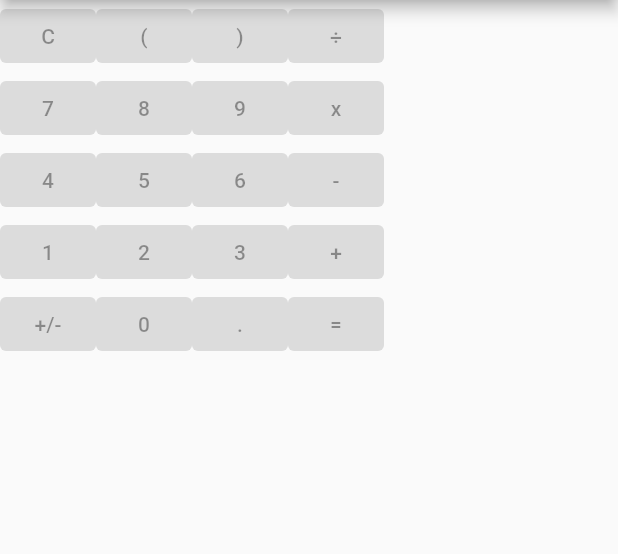
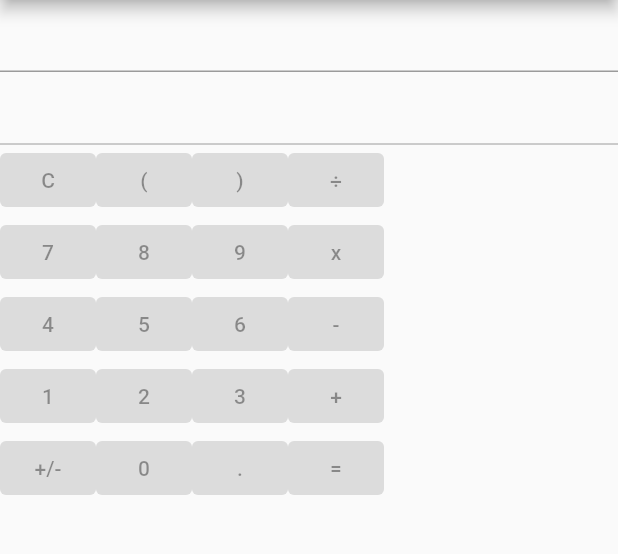
Before and after one commit to jgarzon26/calculator, a Flutter app: the screen it shows after launch, on a phone screen of 412 x 824 dp, the part 84-638 px from its top. Run offline on Flutter 3.47's test engine with Material 2 defaults, Android fonts, the phone set to English and light mode, and no system bars.

```diff
--- a/lib/calculator.dart
+++ b/lib/calculator.dart
@@ -5,7 +5,10 @@ import 'NumberButton.dart';
 
 class Calculator extends StatefulWidget{
 
-  const Calculator({super.key});
+  final userInput = TextEditingController();
+  final result = TextEditingController();
+
+  Calculator({super.key});
   @override
   State<Calculator> createState() => _CalculatorState();
 }
@@ -21,6 +24,17 @@ class _CalculatorState extends State<Calculator> {
         ),
         body: Column(
           children: [
+            TextField(
+              controller: widget.userInput,
+              keyboardType: TextInputType.none,
+              textAlign: TextAlign.right,
+            ),
+            TextField(
+              controller: widget.result,
+              keyboardType: TextInputType.none,
+              textAlign: TextAlign.right,
+              enabled: false,
+            ),
             Row(
               children: const [
                 OperButton(Operations("C")),
```
